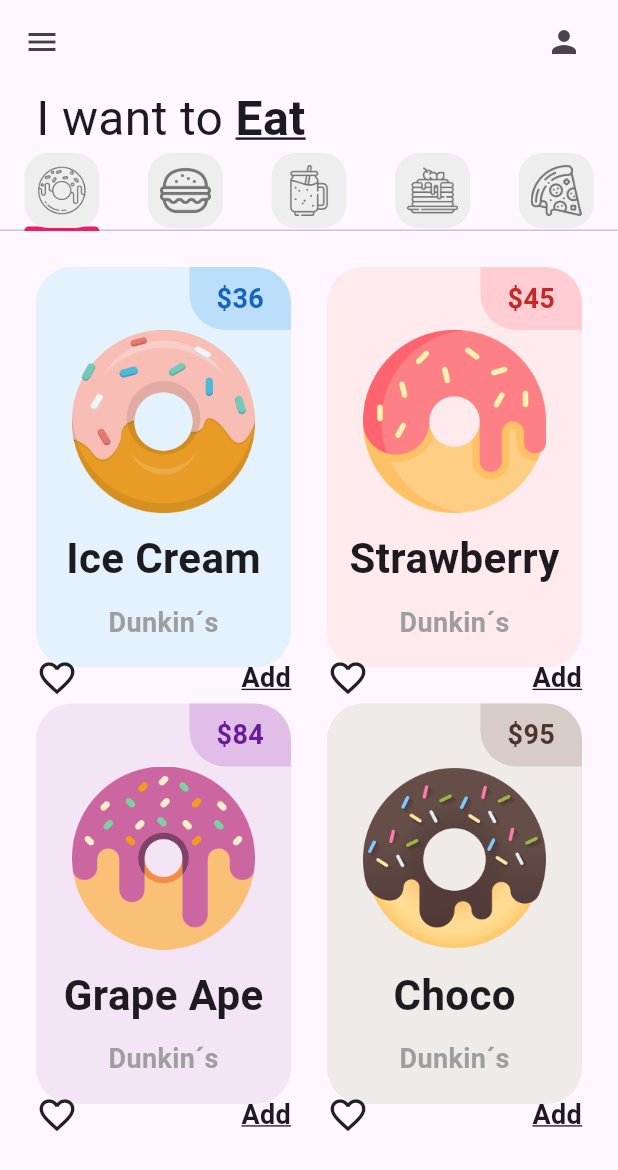
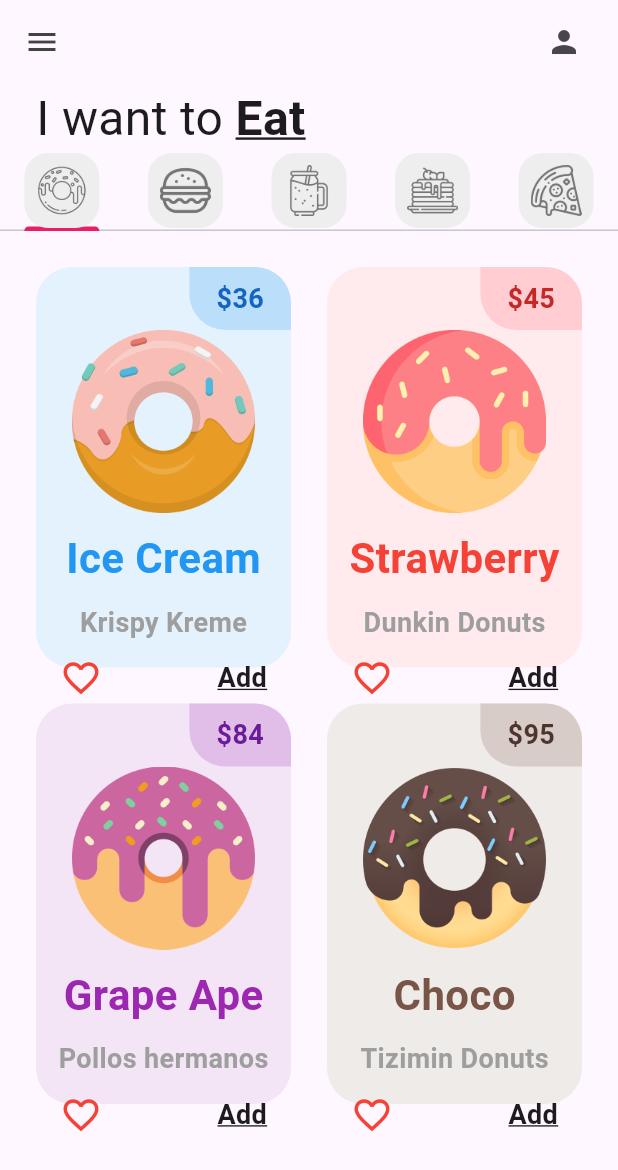
Before and after one commit to EmilioGonzalez011205/donut_app_4sa, a Flutter app: the screen it shows after launch, on a phone screen of 412 x 824 dp. Shown: the top 1170 px of the screen. Run offline on Flutter 3.47's test engine with Material 3 defaults, Android fonts, the phone set to English and light mode, and no system bars.

Commit message:
DonutTile finished 2.0 (My desgind final)

```diff
--- a/lib/tabs/donut_tab.dart
+++ b/lib/tabs/donut_tab.dart
@@ -5,11 +5,11 @@ class DonutTab extends StatelessWidget {
 
   //list of donuts
   final List donutsOnSale = [
-    //[donutFlavor, donutPrice, donutColor, imageName]
-    ["Ice Cream", "36", Colors.blue, "lib/images/icecream_donut.png"],
-    ["Strawberry", "45", Colors.red, "lib/images/strawberry_donut.png"],
-    ["Grape Ape", "84", Colors.purple, "lib/images/grape_donut.png"],
-    ["Choco", "95", Colors.brown, "lib/images/chocolate_donut.png"]
+    //[donutFlavor, donutStore donutPrice, donutColor, imageName]
+    ["Ice Cream", "Krispy Kreme", "36", Colors.blue, "lib/images/icecream_donut.png"],
+    ["Strawberry", "Dunkin Donuts", "45", Colors.red, "lib/images/strawberry_donut.png"],
+    ["Grape Ape", "Pollos hermanos", "84", Colors.purple, "lib/images/grape_donut.png"],
+    ["Choco", "Tizimin Donuts", "95", Colors.brown, "lib/images/chocolate_donut.png"]
   ];
   DonutTab({super.key});
 
@@ -30,9 +30,10 @@ class DonutTab extends StatelessWidget {
       itemBuilder: (context, index){
           return DonutTile(
           donutFlavor:donutsOnSale[index][0],
-          donutPrice:donutsOnSale[index][1],
-          donutColor:donutsOnSale[index][2],
-          imageName:donutsOnSale[index][3],
+          donutStore: donutsOnSale [index][1],
+          donutPrice:donutsOnSale[index][2],
+          donutColor:donutsOnSale[index][3],
+          imageName:donutsOnSale[index][4],
           );
       });
   }
--- a/lib/utils/donut_tile.dart
+++ b/lib/utils/donut_tile.dart
@@ -4,12 +4,14 @@ class DonutTile extends StatelessWidget {
 
   final String donutFlavor;
   final String donutPrice;
+  final String donutStore;
   //dynamic porque será de tipo color
   final dynamic donutColor;
   final String imageName;
 
     const DonutTile({super.key,
   required this.donutFlavor,
+  required this.donutStore,
   required this.donutPrice,
   required this.donutColor,
   required this.imageName}
@@ -59,10 +61,12 @@ class DonutTile extends StatelessWidget {
                 SizedBox(height: 10,),
                 Text(donutFlavor,
                   style: TextStyle(
+                    color:donutColor,
                     fontSize: 28,
                     fontWeight: FontWeight.bold),),
+                //Espacio entre cada texto o elemento
                 SizedBox(height: 10,),
-                Text("Dunkin´s",
+                Text(donutStore,
                 style: TextStyle(
                   color: Colors.grey,
                   fontSize: 18,
@@ -70,17 +74,21 @@ class DonutTile extends StatelessWidget {
                 )),
                 //Icons
                 SizedBox(height: 10),
-                Row(
+                Padding(
+                  padding: const EdgeInsets.symmetric(horizontal: 16, vertical: 0),
+                  child: Row(
                     mainAxisAlignment: MainAxisAlignment.spaceBetween,
                     children: [
                       Icon(Icons.favorite_border_outlined,
-                    size: 28,),
+                      size: 28,
+                      color: Colors.red,),
                       Text("Add", style: TextStyle(
                         fontSize: 18,
                         fontWeight: FontWeight.bold,
                         decoration: TextDecoration.underline
                       ),)
                     ],
+                  ),
                 )
       ]
     ),
```
Lines whose indentation alone changed are shown as unchanged.
